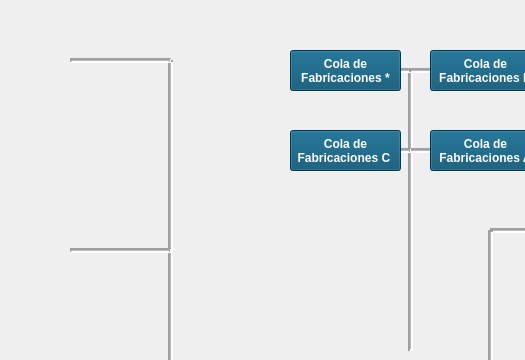
Qt form untitled/mainwindow.ui (javialroro/Proyecto1_ED) before a commit; both pictures show x 0 to 525 and y 0 to 360 of the 1522 by 769 pixel window.
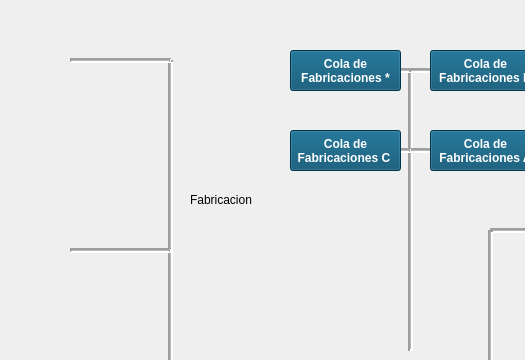
The same form after that commit. Icons and pictures are not drawn.

The edit to the form file:
```diff
--- a/untitled/mainwindow.ui
+++ b/untitled/mainwindow.ui
@@ -2420,7 +2420,7 @@
      </rect>
     </property>
     <property name="text">
-     <string/>
+     <string>Fabricacion</string>
     </property>
    </widget>
    <zorder>lineV08</zorder>
```
